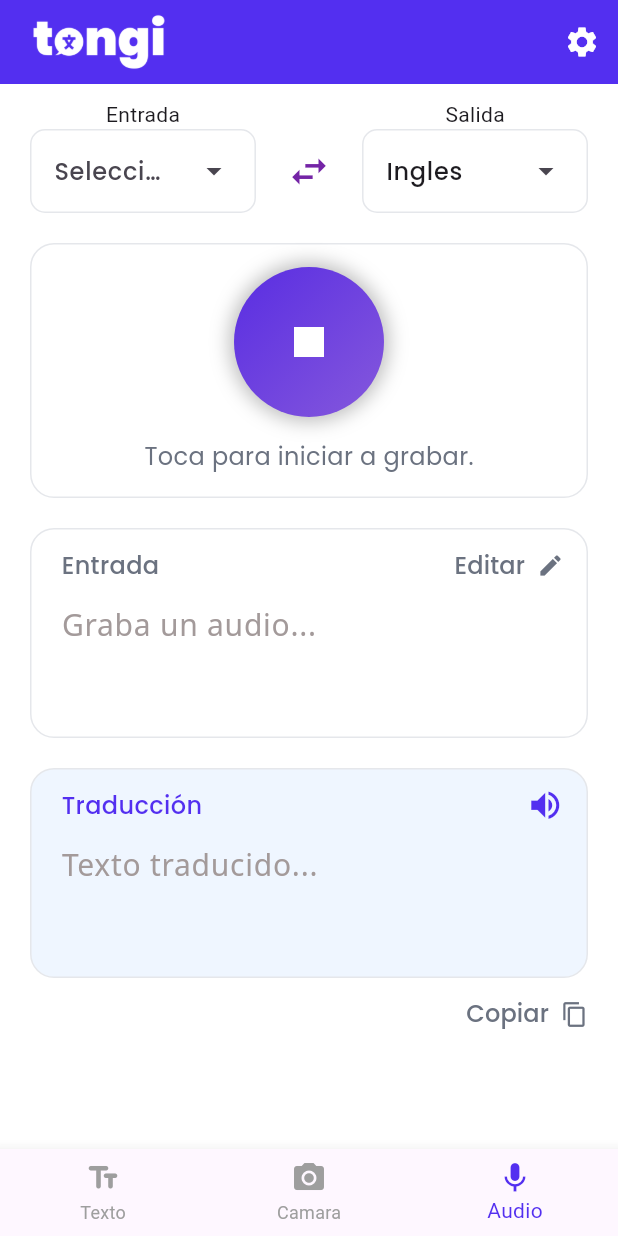
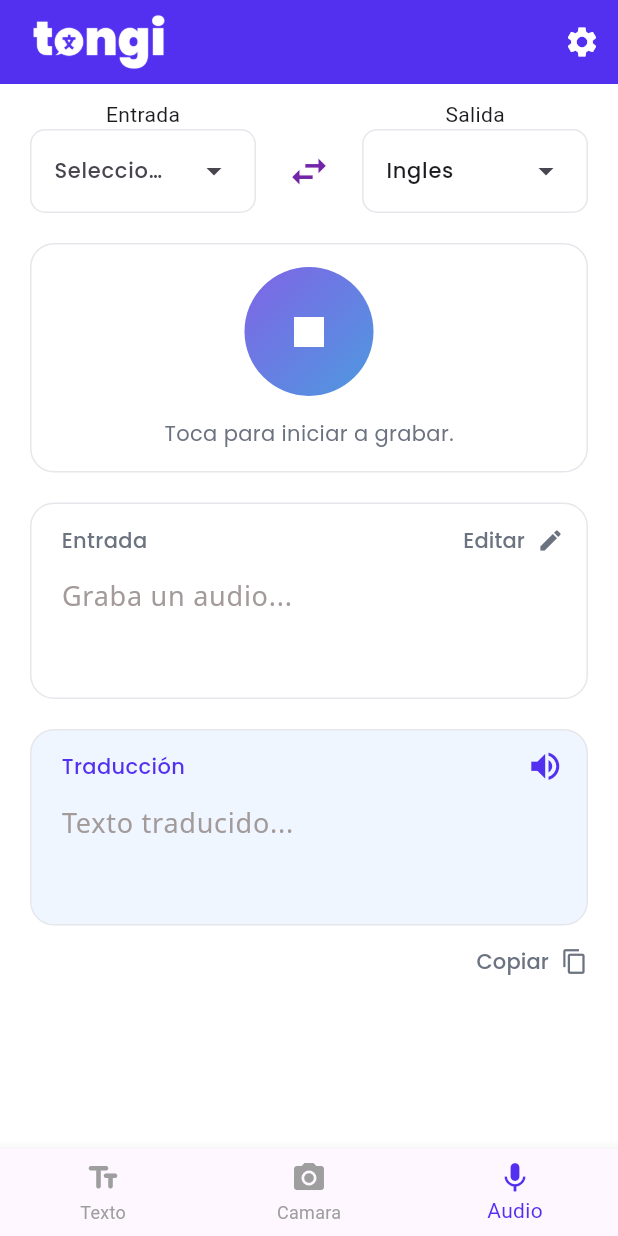
Before and after one commit to Bounsic-A-S/Tongi, a Flutter app: the screen it shows after launch, item 3 of the bottom bar chosen, after a tap on the "mic" icon, after a tap on the "volume up" icon, on a phone screen of 412 x 824 dp. Run offline on Flutter 3.47's test engine with Material 3 defaults, Android fonts, the light colour scheme and no system bars; our stand-ins replace just_audio; missing offline and left inert: record.

Commit message:
TONGI-65 add audio recorder and player

```diff
--- a/frontend/lib/core/tongi_styles.dart
+++ b/frontend/lib/core/tongi_styles.dart
@@ -3,43 +3,43 @@ import 'package:frontend/core/tongi_colors.dart';
 
 class TongiStyles {
   static const TextStyle textBody = TextStyle(
-    fontSize: 16,
+    fontSize: 14,
     fontFamily: "Poppins",
     color: TongiColors.darkGray,
   );
 
   static const TextStyle textTitle = TextStyle(
-    fontSize: 20,
+    fontSize: 18,
     fontFamily: "Poppins",
     fontWeight: FontWeight.w500,
   );
 
   static const TextStyle textLabel = TextStyle(
-    fontSize: 16,
+    fontSize: 14,
     fontFamily: "Poppins",
     fontWeight: FontWeight.w500,
   );
 
   static const TextStyle textInput = TextStyle(
-    fontSize: 24,
+    fontSize: 22,
     color: TongiColors.textFill,
     fontFamily: "NotoSans",
   );
 
   static const TextStyle textOutput = TextStyle(
-    fontSize: 24,
+    fontSize: 22,
     color: TongiColors.textFill,
     fontFamily: "NotoSans",
   );
 
   static const TextStyle textAudInput = TextStyle(
-    fontSize: 20,
+    fontSize: 18,
     color: TongiColors.textFill,
     fontFamily: "NotoSans",
   );
 
   static const TextStyle textAudOutput = TextStyle(
-    fontSize: 20,
+    fontSize: 18,
     color: TongiColors.textFill,
     fontFamily: "NotoSans",
   );
@@ -48,14 +48,14 @@ class TongiStyles {
     color: TongiColors.primary,
     fontFamily: "Poppins",
     fontWeight: FontWeight.w500,
-    fontSize: 16,
+    fontSize: 14,
   );
 
   static const TextStyle textFieldGrayLabel = TextStyle(
     color: TongiColors.darkGray,
     fontFamily: "Poppins",
     fontWeight: FontWeight.w500,
-    fontSize: 16,
+    fontSize: 14,
   );
 
   static const OutlineInputBorder enabledBorder = OutlineInputBorder(
--- a/frontend/lib/widgets/audio_translation.dart
+++ b/frontend/lib/widgets/audio_translation.dart
@@ -1,8 +1,13 @@
+import 'dart:io';
+
 import 'package:flutter/cupertino.dart';
 import 'package:flutter/material.dart';
 import 'package:frontend/core/tongi_colors.dart';
 import 'package:frontend/core/tongi_styles.dart';
 import 'package:frontend/widgets/copy_button.dart';
+import 'package:just_audio/just_audio.dart';
+import 'package:path/path.dart' as p;
+import 'package:path_provider/path_provider.dart';
 
 class AudioTranslation extends StatefulWidget {
   const AudioTranslation({super.key});
@@ -18,6 +23,7 @@ class _AudioTranslationState extends State<AudioTranslation> {
   final TextEditingController _outputController = TextEditingController(
     text: "",
   );
+  final audioPlayer = AudioPlayer();
 
   @override
   Widget build(BuildContext context) {
@@ -91,7 +97,17 @@ class _AudioTranslationState extends State<AudioTranslation> {
                 children: [
                   Text("Traducción", style: TongiStyles.textFieldMainLabel),
                   TextButton.icon(
-                    onPressed: () {},
+                    onPressed: () async {
+                      final Directory documents =
+                          await getApplicationDocumentsDirectory();
+                      final String filePath = p.join(
+                        documents.path,
+                        "lastRecord.aacLc",
+                      );
+                      await audioPlayer.setFilePath(filePath);
+                      audioPlayer.setVolume(1.0);
+                      await audioPlayer.play();
+                    },
                     icon: Icon(Icons.volume_up, color: TongiColors.primary),
                     label: Text("          "),
                     style: TextButton.styleFrom(
--- a/frontend/lib/widgets/record_button.dart
+++ b/frontend/lib/widgets/record_button.dart
@@ -1,85 +1,70 @@
+import 'dart:io';
 import 'package:flutter/material.dart';
 import 'package:frontend/core/tongi_colors.dart';
+import 'package:path_provider/path_provider.dart';
+import 'package:path/path.dart' as p;
+import 'package:record/record.dart';
 
 class RecordButton extends StatefulWidget {
-  const RecordButton({Key? key}) : super(key: key);
+  const RecordButton({super.key});
 
   @override
   State<RecordButton> createState() => _RecordButtonState();
 }
 
-class _RecordButtonState extends State<RecordButton>
-    with SingleTickerProviderStateMixin {
-  late AnimationController _controller;
-  late Animation<Color?> _color1;
-  late Animation<Color?> _color2;
-
+class _RecordButtonState extends State<RecordButton> {
+  final record = AudioRecorder();
+  final recordConfig = RecordConfig(
+    encoder: AudioEncoder.aacLc,
+    sampleRate: 44100,
+    numChannels: 1,
+    autoGain: true,
+    // echoCancel: true,
+    // noiseSuppress: true,
+  );
   bool isRecording = false;
 
   @override
-  void initState() {
-    super.initState();
-
-    // Animación cíclica de 2s
-    _controller =
-        AnimationController(vsync: this, duration: const Duration(seconds: 2))
-          ..repeat(reverse: true);
-
-    _color1 = ColorTween(begin: TongiColors.primary, end: TongiColors.accent)
-        .animate(_controller);
-    _color2 = ColorTween(begin: const Color(0xFF8064E6), end: Colors.purple)
-        .animate(_controller);
-  }
-
-  @override
-  void dispose() {
-    _controller.dispose();
-    super.dispose();
-  }
-
-  void toggleRecording() {
-    setState(() {
-      isRecording = !isRecording;
-      if (isRecording) {
-        _controller.repeat(reverse: true);
-      } else {
-        _controller.stop();
-      }
-    });
-  }
-
-  @override
   Widget build(BuildContext context) {
-    return InkWell(
-      onTap: toggleRecording,
-      borderRadius: BorderRadius.circular(100),
-      child: AnimatedBuilder(
-        animation: _controller,
-        builder: (context, child) {
     return Container(
-            padding: const EdgeInsets.all(30),
+      padding: EdgeInsets.all(15),
       decoration: BoxDecoration(
-              shape: BoxShape.circle,
-              gradient: LinearGradient(
-                colors: [_color1.value ?? TongiColors.primary, _color2.value ?? TongiColors.accent],
+        gradient: const LinearGradient(
+          colors: [Color(0xFF8064E6), Color(0xFF4E99DF)],
           begin: Alignment.topLeft,
           end: Alignment.bottomRight,
         ),
-              boxShadow: const [
-                BoxShadow(
-                  color: Colors.black26,
-                  blurRadius: 10,
-                  spreadRadius: 3,
+        shape: BoxShape.circle,
       ),
-              ],
+      child: IconButton.filled(
+        onPressed: () async {
+          setState(() {
+            isRecording = !isRecording;
+          });
+          if (isRecording) {
+            if (await record.hasPermission()) {
+              final Directory documents =
+                  await getApplicationDocumentsDirectory();
+              final String filePath = p.join(
+                documents.path,
+                "lastRecord.aacLc",
+              );
+              await record.start(recordConfig, path: filePath);
+            }
+          } else {
+            await record.stop();
+          }
+        },
+        style: ButtonStyle(
+          backgroundColor: WidgetStateProperty.all(Colors.transparent),
+          shadowColor: WidgetStateProperty.all(Colors.transparent),
+          overlayColor: WidgetStateProperty.all(Colors.transparent),
         ),
-            child: Icon(
+        icon: Icon(
           isRecording ? Icons.stop : Icons.mic,
+          color: Colors.white,
           size: 40,
-              color: Colors.white,
         ),
-          );
-        },
       ),
     );
   }
--- a/frontend/pubspec.yaml
+++ b/frontend/pubspec.yaml
@@ -30,7 +30,10 @@ environment:
 dependencies:
   flutter:
     sdk: flutter
-
+  record: ^6.1.1
+  just_audio: ^0.10.5
+  path_provider: ^2.1.5
+  path: ^1.9.1
   # The following adds the Cupertino Icons font to your application.
   # Use with the CupertinoIcons class for iOS style icons.
   cupertino_icons: ^1.0.8
```
Also changed, not shown: frontend/pubspec.lock, 7 other files. Lines whose indentation alone changed are shown as unchanged.
